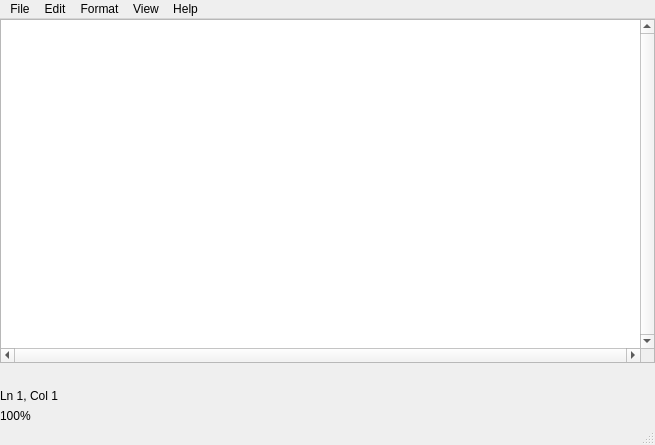
This is RellPad-C++/mainwindow.ui in Fern-Aerell/RellPad as Qt 5 draws it before an edit. The edited form follows.
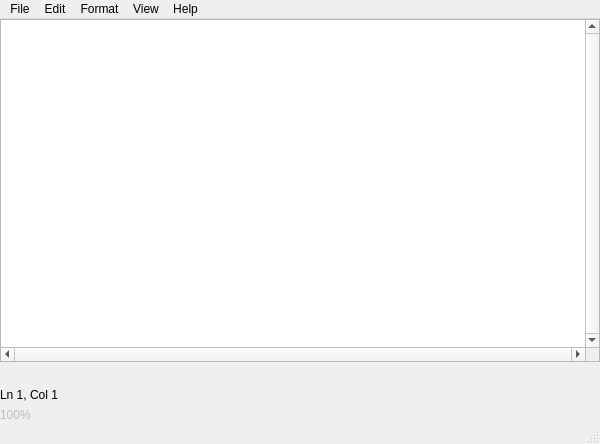
This is the edited form. Icons and pictures are not drawn.

Patch:
```diff
--- a/RellPad-C++/mainwindow.ui
+++ b/RellPad-C++/mainwindow.ui
@@ -9,8 +9,8 @@
    <rect>
     <x>0</x>
     <y>0</y>
-    <width>655</width>
-    <height>445</height>
+    <width>600</width>
+    <height>444</height>
    </rect>
   </property>
   <property name="sizePolicy">
@@ -19,6 +19,12 @@
     <verstretch>0</verstretch>
    </sizepolicy>
   </property>
+  <property name="minimumSize">
+   <size>
+    <width>367</width>
+    <height>293</height>
+   </size>
+  </property>
   <property name="mouseTracking">
    <bool>false</bool>
   </property>
@@ -108,6 +114,9 @@
     </item>
     <item>
      <widget class="QLabel" name="zoom_label">
+      <property name="enabled">
+       <bool>false</bool>
+      </property>
       <property name="text">
        <string>100%</string>
       </property>
@@ -120,7 +129,7 @@
     <rect>
      <x>0</x>
      <y>0</y>
-     <width>655</width>
+     <width>600</width>
      <height>20</height>
     </rect>
    </property>
```
Left out of the diff: 15 changed lines with no effect on the pictures.
